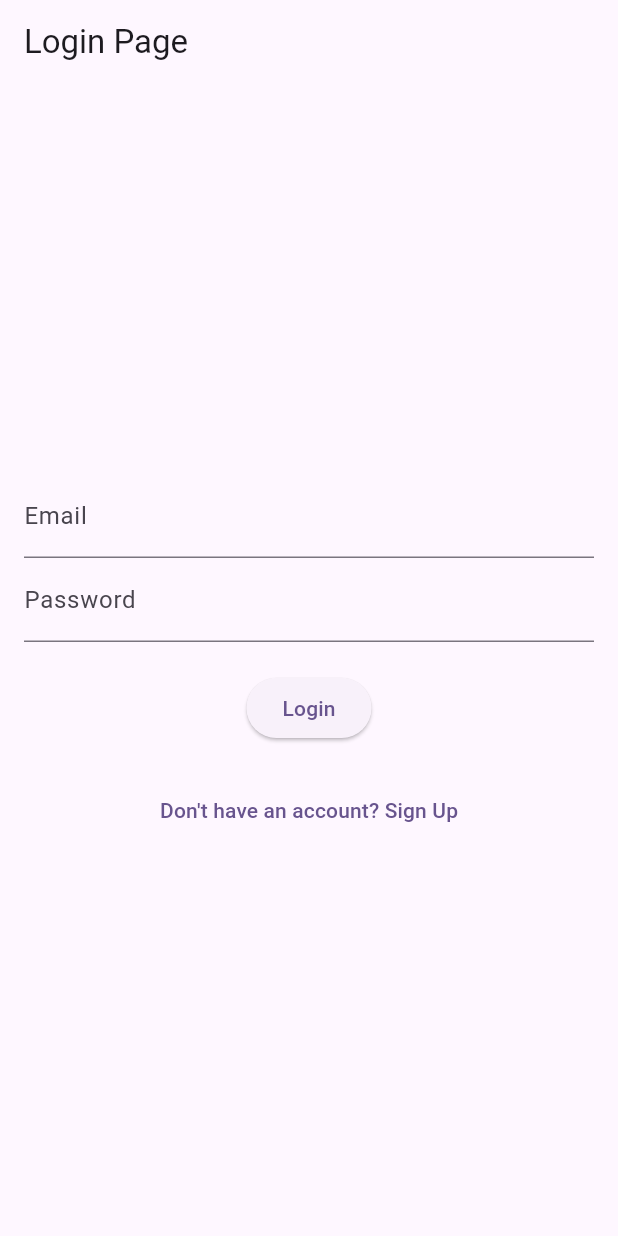
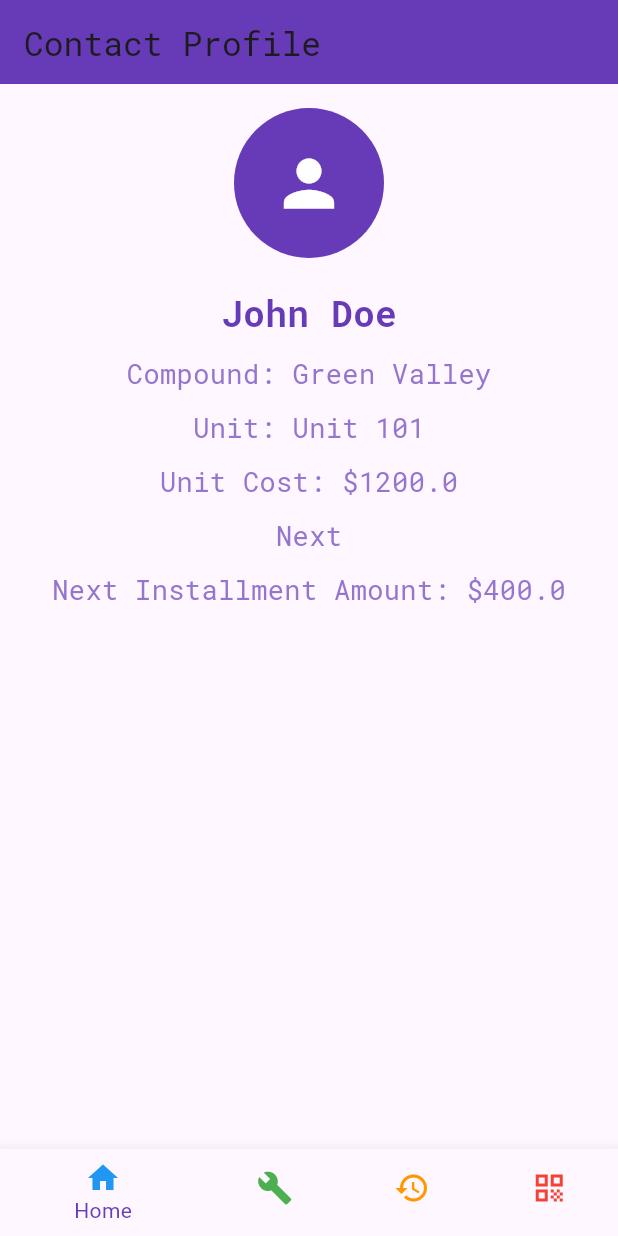
Before and after one commit to AhmedmohamedAhmed90/RealEstateMobile, a Flutter app: the screen it shows after launch, on a phone screen of 412 x 824 dp. Run offline on Flutter 3.47's test engine with Material 3 defaults, Android fonts, the phone set to English and light mode, and no system bars; our stand-ins replace bloc, flutter_bloc, flutter_secure_storage, google_fonts.

Commit message:
Feature/ContactPage
I created a Conatct profile page

```diff
--- a/real_estate_mobile/lib/main.dart
+++ b/real_estate_mobile/lib/main.dart
@@ -1,5 +1,6 @@
 import 'package:flutter/material.dart';
 import 'modules/Login/LoginPage.dart';
+import 'modules/Contact/ContactPage.dart';
 
 void main() {
   runApp(const MyApp());
@@ -33,7 +34,7 @@ class MyApp extends StatelessWidget {
         useMaterial3: true,
       ),
       debugShowCheckedModeBanner: false,
-      home: LoginPage(),
+      home: ContactProfilePage(),
     );
   }
 }
--- a/real_estate_mobile/lib/modules/Contact/ContactPage.dart
+++ b/real_estate_mobile/lib/modules/Contact/ContactPage.dart
@@ -1,17 +1,72 @@
 import 'package:flutter/material.dart';
 import 'package:flutter_bloc/flutter_bloc.dart';
+import 'package:google_fonts/google_fonts.dart';
 import './cubit/contact_profile_cubit.dart';
 import './cubit/contact_profile_state.dart';
 import './repository/contact_profile_repository.dart';
+import '../ServicePage/ServicePage.dart';
+import '../TicketHistory/TicketHistory.dart';
 
-class ContactProfilePage extends StatelessWidget {
+class ContactProfilePage extends StatefulWidget {
+  @override
+  _ContactProfilePageState createState() => _ContactProfilePageState();
+}
+
+class _ContactProfilePageState extends State<ContactProfilePage> {
+  int _selectedIndex = 0;
+
+  static List<Widget> _pages = <Widget>[
+    ContactProfileContent(),
+    ServicePage(),
+    TicketHistoryPage(),
+
+  ];
+
+  void _onItemTapped(int index) {
+    setState(() {
+      _selectedIndex = index;
+    });
+  }
+
   @override
   Widget build(BuildContext context) {
     return Scaffold(
       appBar: AppBar(
-        title: Text('Contact Profile'),
+        title: Text('Contact Profile', style: GoogleFonts.robotoMono()),
+        backgroundColor: Colors.deepPurple,
       ),
-      body: BlocProvider(
+      body: _pages[_selectedIndex],
+      bottomNavigationBar: BottomNavigationBar(
+        items: const <BottomNavigationBarItem>[
+          BottomNavigationBarItem(
+            icon: Icon(Icons.home, color: Colors.blue),
+            label: 'Home',
+          ),
+          BottomNavigationBarItem(
+            icon: Icon(Icons.build, color: Colors.green),
+            label: 'Services',
+          ),
+          BottomNavigationBarItem(
+            icon: Icon(Icons.history, color: Colors.orange),
+            label: 'Ticket History',
+          ),
+          BottomNavigationBarItem(
+            icon: Icon(Icons.qr_code, color: Colors.red),
+            label: 'QR Generator',
+          ),
+        ],
+        currentIndex: _selectedIndex,
+        selectedItemColor: Colors.deepPurple,
+        onTap: _onItemTapped,
+      ),
+    );
+  }
+}
+
+class ContactProfileContent extends StatelessWidget {
+  @override
+  Widget build(BuildContext context) {
+    return BlocProvider(
       create: (context) => ContactProfileCubit(ContactProfileRepository())..fetchProfile(),
       child: BlocBuilder<ContactProfileCubit, ContactProfileState>(
         builder: (context, state) {
@@ -21,21 +76,70 @@ class ContactProfilePage extends StatelessWidget {
             final profile = state.profile;
             return Padding(
               padding: const EdgeInsets.all(16.0),
+              child: Center(
                 child: Column(
-                  crossAxisAlignment: CrossAxisAlignment.start,
+                  crossAxisAlignment: CrossAxisAlignment.center,
                   children: [
-                    Text('User Name: ${profile.userName}', style: TextStyle(fontSize: 20)),
+                    CircleAvatar(
+                      radius: 50,
+                      backgroundColor: Colors.deepPurple,
+                      child: Icon(
+                        Icons.person,
+                        size: 50,
+                        color: Colors.white,
+                      ),
+                    ),
+                    SizedBox(height: 20),
+                    Text(
+                      profile.userName,
+                      style: GoogleFonts.robotoMono(
+                        fontSize: 24,
+                        fontWeight: FontWeight.bold,
+                        color: Colors.deepPurple,
+                      ),
+                    ),
                     SizedBox(height: 10),
-                    Text('Compound Name: ${profile.compoundName}', style: TextStyle(fontSize: 20)),
+                    Text(
+                      'Compound: ${profile.compoundName}',
+                      style: GoogleFonts.robotoMono(
+                        fontSize: 18,
+                        color: Colors.deepPurple[300],
+                      ),
+                    ),
                     SizedBox(height: 10),
-                    Text('Unit Name: ${profile.unitName}', style: TextStyle(fontSize: 20)),
+                    Text(
+                      'Unit: ${profile.unitName}',
+                      style: GoogleFonts.robotoMono(
+                        fontSize: 18,
+                        color: Colors.deepPurple[300],
+                      ),
+                    ),
                     SizedBox(height: 10),
-                    Text('Unit Cost: \$${profile.unitCost}', style: TextStyle(fontSize: 20)),
+                    Text(
+                      'Unit Cost: \$${profile.unitCost}',
+                      style: GoogleFonts.robotoMono(
+                        fontSize: 18,
+                        color: Colors.deepPurple[300],
+                      ),
+                    ),
                     SizedBox(height: 10),
-                    Text('Next Installment Due Date: ${profile.nextInstallmentDueDate}', style: TextStyle(fontSize: 20)),
+                    Text(
+                      'Next Installment Due: ${profile.nextInstallmentDueDate.toLocal()}'.split(' ')[0],
+                      style: GoogleFonts.robotoMono(
+                        fontSize: 18,
+                        color: Colors.deepPurple[300],
+                      ),
+                    ),
                     SizedBox(height: 10),
-                    Text('Next Installment Amount: \$${profile.nextInstallmentAmount}', style: TextStyle(fontSize: 20)),
+                    Text(
+                      'Next Installment Amount: \$${profile.nextInstallmentAmount}',
+                      style: GoogleFonts.robotoMono(
+                        fontSize: 18,
+                        color: Colors.deepPurple[300],
+                      ),
+                    ),
                   ],
+                ),
               ),
             );
           } else if (state is ContactProfileError) {
@@ -44,7 +148,6 @@ class ContactProfilePage extends StatelessWidget {
           return Center(child: Text('Press the button to fetch profile'));
         },
       ),
-      ),
     );
   }
 }
--- a/real_estate_mobile/lib/modules/Login/LoginPage.dart
+++ b/real_estate_mobile/lib/modules/Login/LoginPage.dart
@@ -2,7 +2,7 @@ import 'package:flutter/material.dart';
 import 'package:flutter_bloc/flutter_bloc.dart';
 import './cubit/LoginCubit.dart';
 import '../Signup/SignupPage.dart';
-
+import '../Contact/ContactPage.dart';
 class LoginPage extends StatelessWidget {
   @override
   Widget build(BuildContext context) {
@@ -47,6 +47,10 @@ class LoginForm extends StatelessWidget {
             listener: (context, state) {
               if (state is LoginSuccess) {
                 // Navigate to another page or show a success message
+                Navigator.push(
+                context,
+                MaterialPageRoute(builder: (context) => ContactProfilePage()),
+              );
               } else if (state is LoginFailure) {
                 // Show an error message
                 ScaffoldMessenger.of(context).showSnackBar(
--- a/real_estate_mobile/lib/modules/Login/cubit/LoginCubit.dart
+++ b/real_estate_mobile/lib/modules/Login/cubit/LoginCubit.dart
@@ -15,7 +15,7 @@ class LoginCubit extends Cubit<LoginState> {
     emit(LoginLoading());
     try {
       final response = await http.post(
-        Uri.parse('http://10.0.2.2:5001/api/user/login'),
+        Uri.parse('http://127.0.0.1:5001/api/user/login'),
         headers: <String, String>{
           'Content-Type': 'application/json; charset=UTF-8',
         },
--- a/real_estate_mobile/pubspec.yaml
+++ b/real_estate_mobile/pubspec.yaml
@@ -30,7 +30,7 @@ environment:
 dependencies:
   flutter:
     sdk: flutter
-
+  google_fonts: 6.2.1
 
 
   cupertino_icons: ^1.0.2
@@ -72,8 +72,8 @@ flutter:
   uses-material-design: true
 
   # To add assets to your application, add an assets section, like this:
-  # assets:
-  #   - images/a_dot_burr.jpeg
+  assets:
+   - lib/images/pngtree-user-avatar-placeholder-png-image_3918418.jpg
   #   - images/a_dot_ham.jpeg
 
   # An image asset can refer to one or more resolution-specific "variants", see
```
Also changed, not shown: real_estate_mobile/lib/modules/ServicePage/ServicePage.dart (+15 -0 lines), real_estate_mobile/lib/modules/TicketHistory/TicketHistory.dart (+15 -0 lines), real_estate_mobile/lib/images/pngtree-user-avatar-placeholder-png-image_3918418.jpg (added), real_estate_mobile/pubspec.lock, 1 other file. Lines whose indentation alone changed are shown as unchanged.
